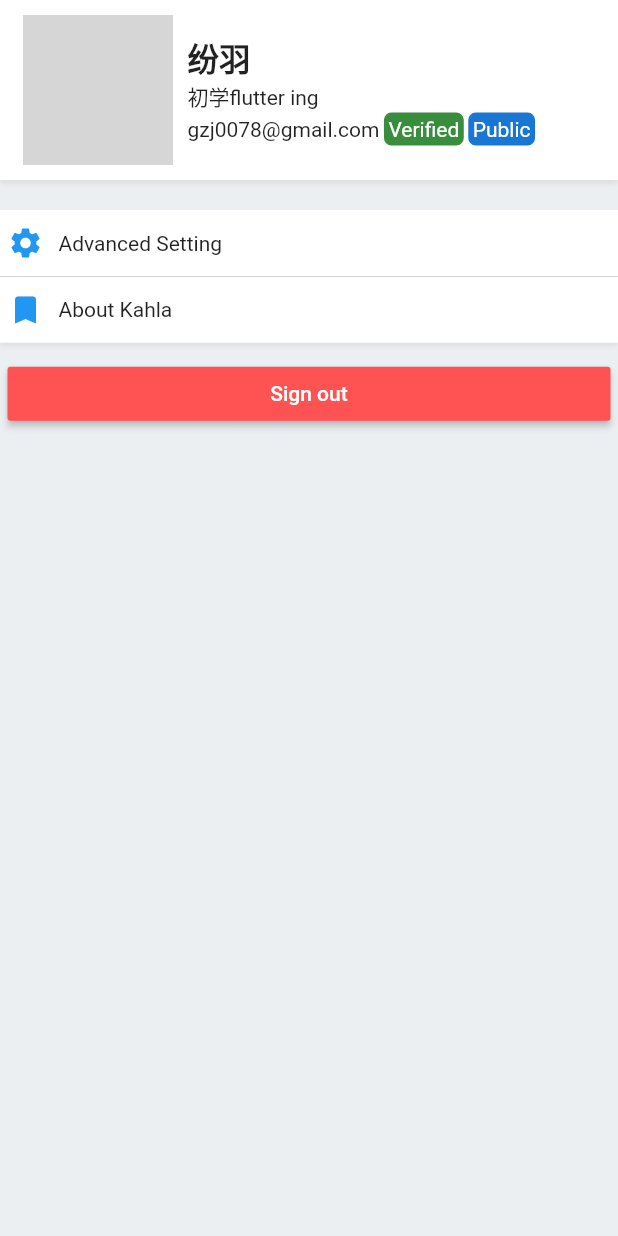
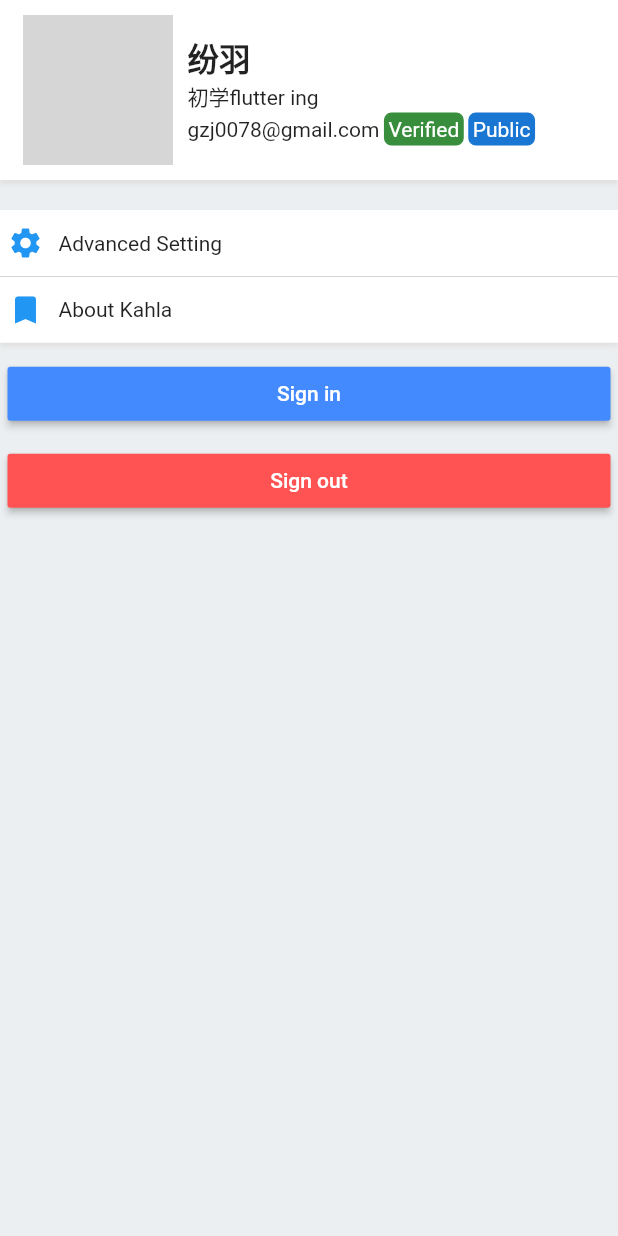
Before and after one commit to fenyuluoshang/Kahla.flutter, a Flutter app: the MeView widget shown alone on an empty page, opened directly, on a phone screen of 412 x 824 dp. Run offline on Flutter 3.47's test engine with Material 2 defaults, Android fonts, the phone set to English and light mode, and no system bars; our stand-ins replace shared_preferences, webview_flutter; missing offline and left inert: flutter_webview_plugin; accounts and stored records are empty; network calls fail; grey boxes are pictures that could not be loaded.

```diff
--- a/lib/main.dart
+++ b/lib/main.dart
@@ -5,6 +5,7 @@ import 'package:kahla/views/me.dart';
 
 /// the type for router datas
 class RouterData {
+
   String title;
 
   Icon icon;
@@ -28,26 +29,18 @@ class MyApp extends StatefulWidget {
 class _APPState extends State<MyApp> {
   /// router data
   int _navigateSelectedIndex = 0;
-  final List<RouterData> routerDataList = [
-    RouterData(title: "Kahle", icon: Icon(Icons.chat), widget: KahlaView()),
-    RouterData(title: "Friends", icon: Icon(Icons.group), widget: FriendView()),
-    RouterData(title: "Me", icon: Icon(Icons.person), widget: MeView()),
-  ];
-
-  /// global config data
-  // default server path is online server
-  String serverName = "default";
-  Map<String, String> servers = {
-    "defalut": "https://server.kahla.app",
-    "staging": "https://staging.server.kahla.app",
-    "dev": "https://dev.server.kahla.app",
-    "costom": ""
-  };
 
   @override
   Widget build(BuildContext context) {
     // Makeup the data to the Item
     List<BottomNavigationBarItem> navigateItems = [];
+
+    final List<RouterData> routerDataList = [
+      RouterData(title: "Kahle", icon: Icon(Icons.chat), widget: KahlaView()),
+      RouterData(
+          title: "Friends", icon: Icon(Icons.group), widget: FriendView()),
+      RouterData(title: "Me", icon: Icon(Icons.person), widget: MeView()),
+    ];
 
     routerDataList.forEach((item) {
       navigateItems.add(BottomNavigationBarItem(
@@ -79,7 +72,6 @@ class _APPState extends State<MyApp> {
           items: navigateItems,
           currentIndex: _navigateSelectedIndex,
           selectedItemColor: Colors.blue[600],
-
           /// navigater select
           onTap: (int index) {
             setState(() {
--- a/lib/pages/setting.dart
+++ b/lib/pages/setting.dart
@@ -1,5 +1,6 @@
 import 'package:flutter/material.dart';
 import 'package:kahla/componments/Line.dart';
+import 'package:shared_preferences/shared_preferences.dart';
 
 class AdvancedSettingPage extends StatelessWidget {
   @override
--- a/lib/views/kahla.dart
+++ b/lib/views/kahla.dart
@@ -1,12 +1,14 @@
 import 'package:flutter/material.dart';
 
 class KahlaView extends StatelessWidget {
+
+
   @override
   Widget build(BuildContext context) {
     // TODO: implement build
     return Material(
       child: Center(
-        child: Text("kahla page test"),
+        child: Text("Kahla"),
       ),
       color: Colors.blueGrey[50],
     );
--- a/lib/views/me.dart
+++ b/lib/views/me.dart
@@ -1,5 +1,6 @@
 import 'package:flutter/material.dart';
 import 'package:kahla/componments/Line.dart';
+import 'package:kahla/pages/Login.dart';
 import 'package:kahla/pages/about.dart';
 import 'package:kahla/pages/profile.dart';
 import 'package:kahla/pages/setting.dart';
@@ -41,6 +42,18 @@ class __MeViewState extends State<MeView> {
           Container(
             margin: EdgeInsets.fromLTRB(5, 10, 5, 0),
             child: RaisedButton(
+              child: Text("Sign in"),
+              textColor: Colors.white,
+              color: Colors.blueAccent,
+              onPressed: () {
+                Navigator.push(context,
+                    MaterialPageRoute(builder: (context) => LoginPage()));
+              },
+            ),
+          ),
+          Container(
+            margin: EdgeInsets.fromLTRB(5, 10, 5, 0),
+            child: RaisedButton(
               child: Text("Sign out"),
               textColor: Colors.white,
               color: Colors.redAccent,
@@ -59,6 +72,7 @@ class __MyInfoTagsData {
   final Color backgroundColor;
   final String text;
   final Color textColor;
+
   __MyInfoTagsData({this.backgroundColor, this.text, this.textColor});
 }
 
--- a/pubspec.yaml
+++ b/pubspec.yaml
@@ -23,10 +23,10 @@ dependencies:
   # The following adds the Cupertino Icons font to your application.
   # Use with the CupertinoIcons class for iOS style icons.
   cupertino_icons: ^0.1.2
-  # sqflite: ^1.1.7+2
-  # path: 1.6.4
   device_info: ^0.4.1+1
   shared_preferences: ^0.5.4+5
+  webview_flutter: ^0.3.18+1
+  flutter_webview_plugin: ^0.3.10
 
 dev_dependencies:
   flutter_test:
```
Also changed, not shown: lib/pages/Login.dart (+95 -0 lines), lib/pluging/pluging.dart (added, +7 -0 lines), pubspec.lock, 5 other files.
